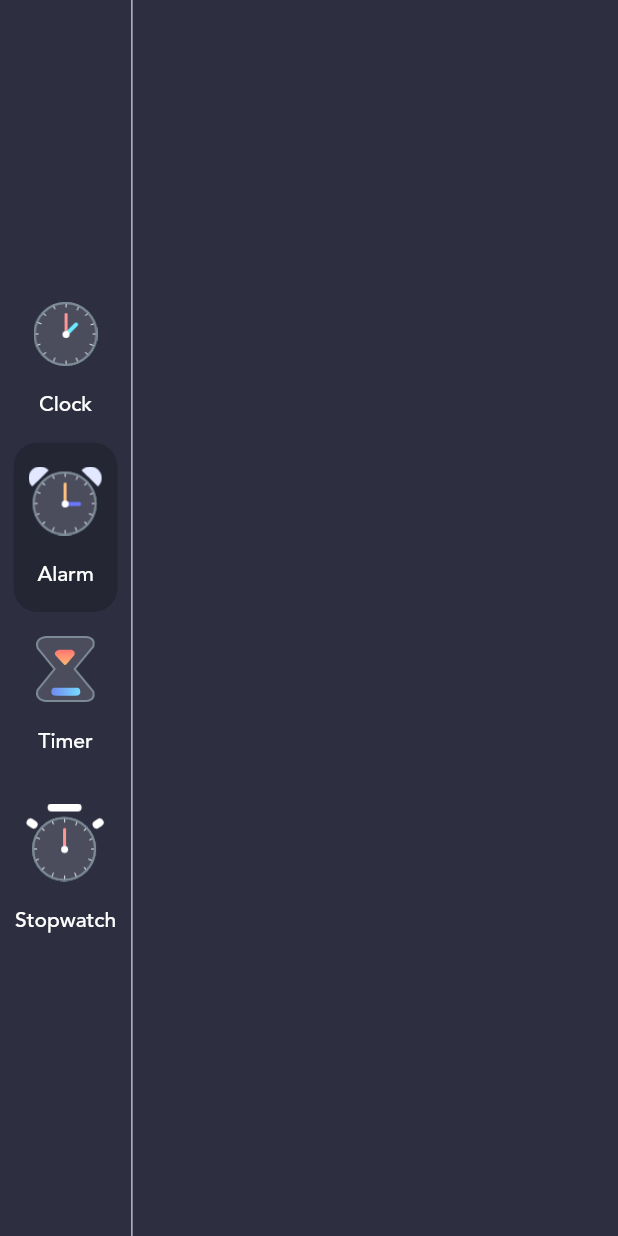
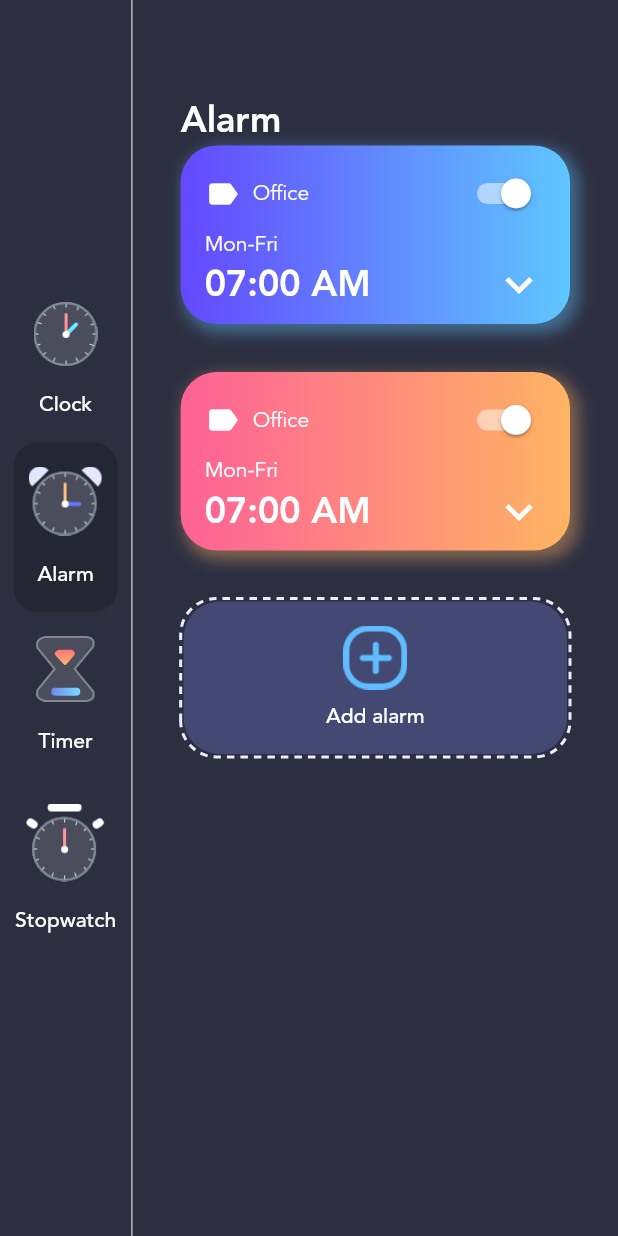
Before and after one commit to Beomus/clockApp, a Flutter app: the screen it shows after launch, after a tap on "Alarm", on a phone screen of 412 x 824 dp. Run offline on Flutter 3.47's test engine with Material 2 defaults, Android fonts, the phone set to English and light mode, and no system bars; drawn by our look-alikes of dotted_border.

Commit message:
functional alarm ui

```diff
--- a/lib/data.dart
+++ b/lib/data.dart
@@ -1,5 +1,8 @@
+import 'package:clock_app/constants/theme_data.dart';
 import 'package:clock_app/enum.dart';
 import 'package:clock_app/menu_info.dart';
+
+import 'models/alarm_info.dart';
 
 List<MenuInfo> menuItems = [
   MenuInfo(MenuType.clock,
@@ -11,3 +14,10 @@ List<MenuInfo> menuItems = [
   MenuInfo(MenuType.stopwatch,
       title: 'Stopwatch', imageSource: 'assets/stopwatch_icon.png'),
 ];
+
+List<AlarmInfo> alarms = [
+  AlarmInfo(DateTime.now().add(const Duration(hours: 1)), 'Office', true,
+      GradientColors.sky),
+  AlarmInfo(DateTime.now().add(const Duration(hours: 2)), 'Sport', true,
+      GradientColors.sunset),
+];
--- /dev/null
+++ b/lib/models/alarm_info.dart
@@ -0,0 +1,11 @@
+import 'package:flutter/material.dart';
+
+class AlarmInfo {
+  String description;
+  DateTime alarmDateTime;
+  bool isPending;
+  List<Color> gradientColors;
+
+  AlarmInfo(this.alarmDateTime, this.description, this.isPending,
+      this.gradientColors);
+}
--- /dev/null
+++ b/lib/models/menu_info.dart
@@ -0,0 +1,19 @@
+import 'package:flutter/foundation.dart';
+import '../enum.dart';
+
+class MenuInfo extends ChangeNotifier {
+  MenuType menuType;
+  String title;
+  String imageSource;
+
+  MenuInfo(this.menuType, {required this.title, required this.imageSource});
+
+  updateMenu(MenuInfo menuInfo) {
+    menuType = menuInfo.menuType;
+    title = menuInfo.title;
+    imageSource = menuInfo.imageSource;
+
+//Important
+    notifyListeners();
+  }
+}
--- /dev/null
+++ b/lib/views/alarm_page.dart
@@ -0,0 +1,142 @@
+// ignore_for_file: use_key_in_widget_constructors, avoid_unnecessary_containers, prefer_const_constructors, prefer_const_literals_to_create_immutables
+
+import 'package:clock_app/constants/theme_data.dart';
+import 'package:clock_app/data.dart';
+import 'package:dotted_border/dotted_border.dart';
+import 'package:flutter/material.dart';
+
+class AlarmPage extends StatefulWidget {
+  @override
+  _AlarmPageState createState() => _AlarmPageState();
+}
+
+class _AlarmPageState extends State<AlarmPage> {
+  @override
+  Widget build(BuildContext context) {
+    return Container(
+        padding: EdgeInsets.symmetric(horizontal: 32, vertical: 64),
+        child: Column(
+          crossAxisAlignment: CrossAxisAlignment.start,
+          mainAxisAlignment: MainAxisAlignment.center,
+          children: <Widget>[
+            Text(
+              'Alarm',
+              style: TextStyle(
+                  fontFamily: 'avenir',
+                  fontWeight: FontWeight.w700,
+                  color: CustomColors.primaryTextColor,
+                  fontSize: 24),
+            ),
+            Expanded(
+              child: ListView(
+                children: alarms.map<Widget>((alarm) {
+                  return Container(
+                    margin: EdgeInsets.only(bottom: 32),
+                    padding: EdgeInsets.symmetric(horizontal: 16, vertical: 8),
+                    decoration: BoxDecoration(
+                        gradient: LinearGradient(
+                          colors: alarm.gradientColors,
+                          begin: Alignment.centerLeft,
+                          end: Alignment.centerRight,
+                        ),
+                        boxShadow: [
+                          BoxShadow(
+                              color: alarm.gradientColors.last.withOpacity(0.4),
+                              blurRadius: 8,
+                              spreadRadius: 2,
+                              offset: Offset(4, 4))
+                        ],
+                        borderRadius: BorderRadius.all(Radius.circular(24))),
+                    child: Column(
+                      crossAxisAlignment: CrossAxisAlignment.start,
+                      children: <Widget>[
+                        Row(
+                          mainAxisAlignment: MainAxisAlignment.spaceBetween,
+                          children: <Widget>[
+                            Row(
+                              children: <Widget>[
+                                Icon(
+                                  Icons.label,
+                                  color: Colors.white,
+                                  size: 24,
+                                ),
+                                SizedBox(width: 8),
+                                Text('Office',
+                                    style: TextStyle(
+                                        color: Colors.white,
+                                        fontFamily: 'avenir')),
+                              ],
+                            ),
+                            Switch(
+                              value: true,
+                              onChanged: (bool value) {},
+                              activeColor: Colors.white,
+                            )
+                          ],
+                        ),
+                        Text(
+                          'Mon-Fri',
+                          style: TextStyle(
+                              color: Colors.white, fontFamily: 'avenir'),
+                        ),
+                        Row(
+                          mainAxisAlignment: MainAxisAlignment.spaceBetween,
+                          children: const <Widget>[
+                            Text(
+                              '07:00 AM',
+                              style: TextStyle(
+                                  color: Colors.white,
+                                  fontFamily: 'avenir',
+                                  fontWeight: FontWeight.w700,
+                                  fontSize: 24),
+                            ),
+                            Icon(Icons.keyboard_arrow_down,
+                                color: Colors.white, size: 36)
+                          ],
+                        )
+                      ],
+                    ),
+                  );
+                }).followedBy([
+                  DottedBorder(
+                    strokeWidth: 2,
+                    color: CustomColors.clockOutline,
+                    borderType: BorderType.RRect,
+                    radius: Radius.circular(24),
+                    dashPattern: [5, 4],
+                    child: Container(
+                        width: double.infinity,
+                        decoration: BoxDecoration(
+                            color: CustomColors.clockBG,
+                            borderRadius:
+                                BorderRadius.all(Radius.circular(24))),
+                        child: TextButton(
+                          onPressed: () {},
+                          style: TextButton.styleFrom(
+                              padding: EdgeInsets.symmetric(
+                                  horizontal: 32, vertical: 16)),
+                          child: Column(
+                            children: <Widget>[
+                              Image.asset(
+                                'assets/add_alarm.png',
+                                scale: 1.5,
+                              ),
+                              SizedBox(
+                                height: 8,
+                              ),
+                              Text(
+                                'Add alarm',
+                                style: TextStyle(
+                                    color: Colors.white, fontFamily: 'avenir'),
+                              )
+                            ],
+                          ),
+                        )),
+                  )
+                ]).toList(),
+              ),
+            ),
+          ],
+        ));
+  }
+}
--- /dev/null
+++ b/lib/views/clock_page.dart
@@ -0,0 +1,154 @@
+// ignore_for_file: use_key_in_widget_constructors, prefer_const_constructors
+
+import 'dart:async';
+
+import 'package:clock_app/constants/theme_data.dart';
+import 'package:flutter/material.dart';
+import 'package:intl/intl.dart';
+
+import 'clockview.dart';
+
+class ClockPage extends StatefulWidget {
+  @override
+  _ClockPageState createState() => _ClockPageState();
+}
+
+class _ClockPageState extends State<ClockPage> {
+  @override
+  Widget build(BuildContext context) {
+    var now = DateTime.now();
+
+    var formattedDate = DateFormat('EEE, d MMM').format(now);
+    var timezoneString = now.timeZoneOffset.toString().split('.').first;
+    var offsetSign = '';
+    if (!timezoneString.startsWith('-')) offsetSign = '+';
+
+    return Container(
+      padding: EdgeInsets.symmetric(horizontal: 32, vertical: 64),
+      child: Column(
+        crossAxisAlignment: CrossAxisAlignment.start,
+        children: <Widget>[
+          Flexible(
+            flex: 1,
+            fit: FlexFit.tight,
+            child: Text(
+              'Clock',
+              style: TextStyle(
+                  fontFamily: 'avenir',
+                  fontWeight: FontWeight.w700,
+                  color: CustomColors.primaryTextColor,
+                  fontSize: 24),
+            ),
+          ),
+          Flexible(
+            flex: 2,
+            child: Column(
+              crossAxisAlignment: CrossAxisAlignment.start,
+              children: <Widget>[
+                DigitalClockWidget(),
+                Text(
+                  formattedDate,
+                  style: TextStyle(
+                      fontFamily: 'avenir',
+                      fontWeight: FontWeight.w300,
+                      color: CustomColors.primaryTextColor,
+                      fontSize: 20),
+                ),
+              ],
+            ),
+          ),
+          Flexible(
+            flex: 4,
+            fit: FlexFit.tight,
+            child: Align(
+              alignment: Alignment.center,
+              child: ClockView(
+                size: MediaQuery.of(context).size.height / 4,
+              ),
+            ),
+          ),
+          Flexible(
+            flex: 2,
+            fit: FlexFit.tight,
+            child: Column(
+              crossAxisAlignment: CrossAxisAlignment.start,
+              children: <Widget>[
+                Text(
+                  'Timezone',
+                  style: TextStyle(
+                      fontFamily: 'avenir',
+                      fontWeight: FontWeight.w500,
+                      color: CustomColors.primaryTextColor,
+                      fontSize: 24),
+                ),
+                SizedBox(height: 16),
+                Row(
+                  children: <Widget>[
+                    Icon(
+                      Icons.language,
+                      color: CustomColors.primaryTextColor,
+                    ),
+                    SizedBox(width: 16),
+                    Text(
+                      'UTC' + offsetSign + timezoneString,
+                      style: TextStyle(
+                          fontFamily: 'avenir',
+                          color: CustomColors.primaryTextColor,
+                          fontSize: 14),
+                    ),
+                  ],
+                ),
+              ],
+            ),
+          ),
+        ],
+      ),
+    );
+  }
+}
+
+class DigitalClockWidget extends StatefulWidget {
+  const DigitalClockWidget({
+    Key? key,
+  }) : super(key: key);
+  @override
+  State<StatefulWidget> createState() {
+    return DigitalClockWidgetState();
+  }
+}
+
+class DigitalClockWidgetState extends State<DigitalClockWidget> {
+  var formattedTime = DateFormat('HH:mm').format(DateTime.now());
+  late Timer timer;
+
+  @override
+  void initState() {
+    timer = Timer.periodic(Duration(seconds: 1), (timer) {
+      var perviousMinute = DateTime.now().add(Duration(seconds: -1)).minute;
+      var currentMinute = DateTime.now().minute;
+      if (perviousMinute != currentMinute) {
+        setState(() {
+          formattedTime = DateFormat('HH:mm').format(DateTime.now());
+        });
+      }
+    });
+    super.initState();
+  }
+
+  @override
+  void dispose() {
+    timer.cancel();
+    super.dispose();
+  }
+
+  @override
+  Widget build(BuildContext context) {
+    return Text(
+      formattedTime,
+      style: TextStyle(
+          fontFamily: 'avenir',
+          color: CustomColors.primaryTextColor,
+          fontSize: 64),
+    );
+  }
+}
--- a/lib/views/homepage.dart
+++ b/lib/views/homepage.dart
@@ -1,9 +1,10 @@
-// ignore_for_file: prefer_const_constructors
+// ignore_for_file: prefer_const_constructors, avoid_unnecessary_containers
 
 import 'package:clock_app/constants/theme_data.dart';
 import 'package:clock_app/enum.dart';
 import 'package:clock_app/menu_info.dart';
-import 'package:clock_app/views/clock_view.dart';
+import 'package:clock_app/views/alarm_page.dart';
+import 'package:clock_app/views/clock_page.dart';
 import 'package:flutter/material.dart';
 import 'package:intl/intl.dart';
 import 'package:provider/provider.dart';
@@ -20,14 +21,6 @@ class HomePage extends StatefulWidget {
 class _HomePageState extends State<HomePage> {
   @override
   Widget build(BuildContext context) {
-    var now = DateTime.now();
-    var formattedTime = DateFormat('HH:mm').format(now);
-    var formattedDate = DateFormat('EEE, d MMM').format(now);
-
-    var timezoneString = now.timeZoneOffset.toString().split('.').first;
-    var offsetSign = '';
-    if (!timezoneString.startsWith('-')) offsetSign = '+';
-
     return Scaffold(
       backgroundColor: Color(0xFF2d2F41),
       body: Row(
@@ -41,83 +34,24 @@ class _HomePageState extends State<HomePage> {
           VerticalDivider(color: Colors.white, width: 1),
           Expanded(
             child: Consumer<MenuInfo>(builder: (context, value, child) {
-              if (value.menuType != MenuType.clock) return Container();
-
-              return Container(
-                padding: EdgeInsets.symmetric(horizontal: 32, vertical: 64),
-                child: Column(
-                  crossAxisAlignment: CrossAxisAlignment.start,
-                  children: <Widget>[
-                    Flexible(
-                      flex: 1,
-                      fit: FlexFit.tight,
-                      child: Text('Clock',
-                          style: TextStyle(
-                              fontFamily: 'avenir',
-                              fontWeight: FontWeight.w700,
-                              color: Colors.white,
-                              fontSize: 24)),
-                    ),
-                    Flexible(
-                      flex: 2,
-                      fit: FlexFit.tight,
-                      child: Column(
-                        crossAxisAlignment: CrossAxisAlignment.start,
-                        children: [
-                          Text(formattedTime,
-                              style: TextStyle(
-                                  fontFamily: 'avenir',
-                                  color: Colors.white,
-                                  fontSize: 64)),
-                          Text(formattedDate,
-                              style: TextStyle(
-                                  fontFamily: 'avenir',
-                                  fontWeight: FontWeight.w300,
-                                  color: Colors.white,
-                                  fontSize: 20)),
-                        ],
-                      ),
-                    ),
-                    Flexible(
-                        flex: 4,
-                        fit: FlexFit.tight,
-                        child: Align(
-                            alignment: Alignment.center,
-                            child: ClockView(
-                                size: MediaQuery.of(context).size.height / 3))),
-                    Flexible(
-                      flex: 2,
-                      fit: FlexFit.tight,
-                      child: Column(
-                        crossAxisAlignment: CrossAxisAlignment.start,
-                        children: [
-                          Text('Timezone',
-                              style: TextStyle(
-                                  fontFamily: 'avenir',
-                                  color: Colors.white,
-                                  fontWeight: FontWeight.w500,
-                                  fontSize: 24)),
-                          SizedBox(height: 16),
-                          Row(
-                            children: <Widget>[
-                              Icon(
-                                Icons.language,
-                                color: Colors.white,
-                              ),
-                              SizedBox(width: 16),
-                              Text('UTC' + offsetSign + timezoneString,
-                                  style: TextStyle(
-                                      fontFamily: 'avenir',
-                                      color: Colors.white,
-                                      fontSize: 24))
-                            ],
-                          ),
-                        ],
-                      ),
-                    ),
-                  ],
-                ),
-              );
+              if (value.menuType == MenuType.clock) {
+                return ClockPage();
+              } else if (value.menuType == MenuType.alarm) {
+                return AlarmPage();
+              } else
+                // ignore: curly_braces_in_flow_control_structures
+                return Container(
+                  child: RichText(
+                      text: TextSpan(
+                          style: TextStyle(fontSize: 20),
+                          children: <TextSpan>[
+                        TextSpan(text: 'Testing \n'),
+                        TextSpan(
+                          text: value.title,
+                          style: TextStyle(fontSize: 48),
+                        )
+                      ])),
+                );
             }),
           ),
         ],
--- a/pubspec.yaml
+++ b/pubspec.yaml
@@ -27,6 +27,7 @@ environment:
 # the latest version available on pub.dev. To see which dependencies have newer
 # versions available, run `flutter pub outdated`.
 dependencies:
+  dotted_border: ^2.0.0+1
   provider: ^6.0.1
   intl: ^0.17.0
   flutter:
```
Also changed, not shown: lib/views/clockview.dart (renamed from lib/views/clock_view.dart), pubspec.lock.
